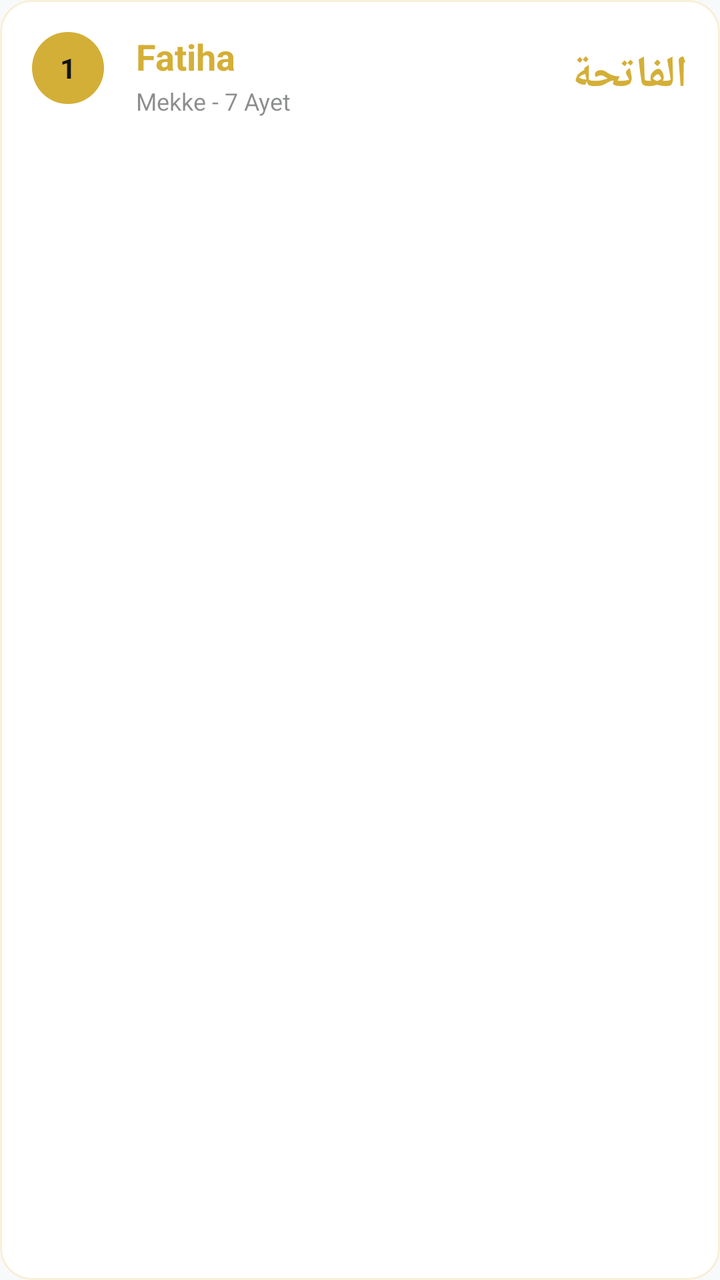
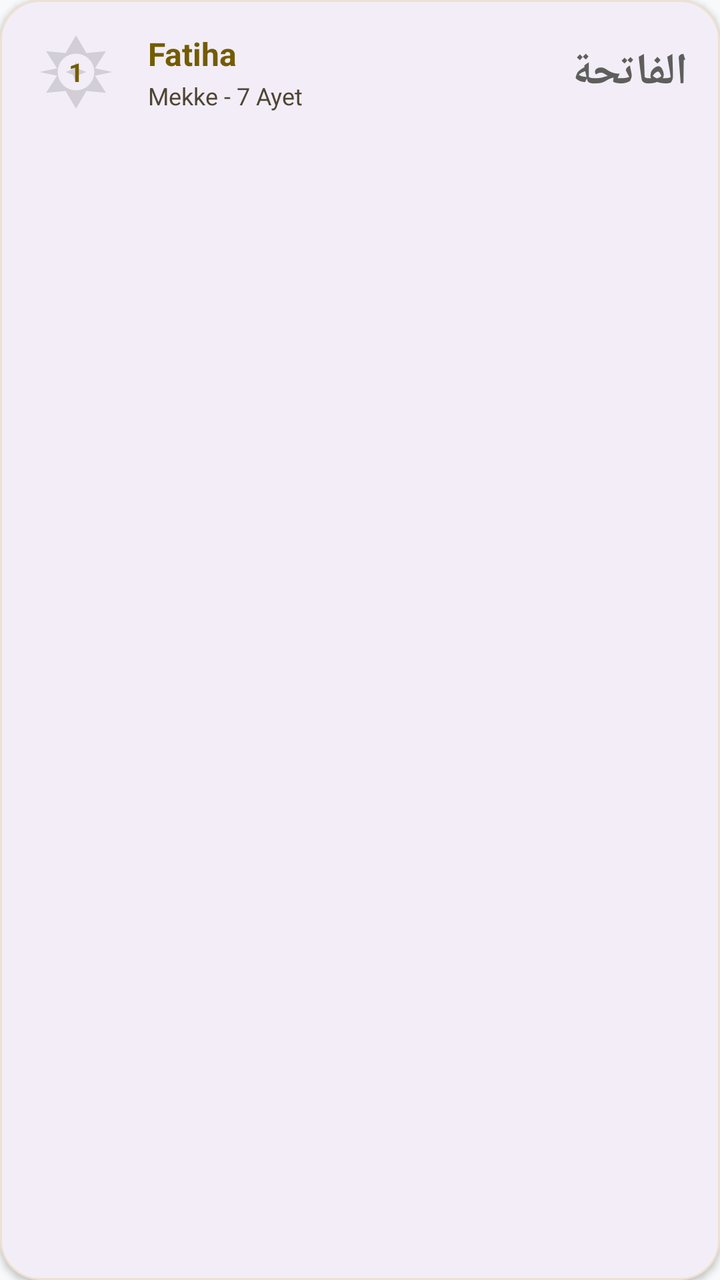

An Android layout rendered at two revisions. The XML below is the earlier revision; the diff shows what the commit changed to produce the second picture.
<!-- AndroidManifest.xml: application theme Theme.Hilalim -->
<!-- res/layout/item_surah.xml -->
<?xml version="1.0" encoding="utf-8"?>
<com.google.android.material.card.MaterialCardView xmlns:android="http://schemas.android.com/apk/res/android"
    xmlns:app="http://schemas.android.com/apk/res-auto"
    android:layout_width="match_parent"
    android:layout_height="wrap_content"
    android:layout_marginHorizontal="20dp"
    android:layout_marginVertical="6dp"
    app:cardBackgroundColor="@color/card_bg"
    app:cardCornerRadius="16dp"
    app:cardElevation="0dp"
    app:strokeColor="@color/card_stroke"
    app:strokeWidth="1dp">

    <RelativeLayout
        android:layout_width="match_parent"
        android:layout_height="wrap_content"
        android:padding="16dp">

        <TextView
            android:id="@+id/surah_id"
            android:layout_width="36dp"
            android:layout_height="36dp"
            android:background="@drawable/bg_index_gold"
            android:gravity="center"
            android:text="1"
            android:textColor="#111415"
            android:textSize="14sp"
            android:textStyle="bold" />

        <TextView
            android:id="@+id/surah_name_tr"
            android:layout_width="wrap_content"
            android:layout_height="wrap_content"
            android:layout_marginStart="16dp"
            android:layout_toEndOf="@id/surah_id"
            android:text="Fatiha"
            android:textColor="@color/gold"
            android:textSize="18sp"
            android:textStyle="bold" />

        <TextView
            android:id="@+id/surah_desc"
            android:layout_width="wrap_content"
            android:layout_height="wrap_content"
            android:layout_below="@id/surah_name_tr"
            android:layout_marginStart="16dp"
            android:layout_marginTop="2dp"
            android:layout_toEndOf="@id/surah_id"
            android:text="Mekke - 7 Ayet"
            android:textColor="@color/text_muted"
            android:textSize="12sp" />

        <TextView
            android:id="@+id/surah_name_ar"
            android:layout_width="wrap_content"
            android:layout_height="wrap_content"
            android:layout_alignParentEnd="true"
            android:layout_centerVertical="true"
            android:text="الفاتحة"
            android:textColor="@color/gold"
            android:textSize="22sp"
            android:textStyle="bold" />
    </RelativeLayout>
</com.google.android.material.card.MaterialCardView>
<!-- resources referenced by this layout -->
<resources>
  <color name="card_bg">@color/white</color>
  <color name="card_stroke">#33D4AF37</color>
  <color name="gold">#D4AF37</color>
  <color name="text_muted">#80191C1D</color>
  <!-- drawable bg_index_gold (drawable) -->
  <?xml version="1.0" encoding="utf-8"?>
  <shape xmlns:android="http://schemas.android.com/apk/res/android"
      android:shape="oval">
      <solid android:color="@color/gold" />
  </shape>
  <style name="Theme.Hilalim" parent="Base.Theme.Hilalim" />
  <color name="white">#FFFFFFFF</color>
  <color name="md_theme_light_primary">#735C00</color>
  <color name="md_theme_light_onPrimary">#FFFFFF</color>
  <color name="md_theme_light_primaryContainer">#D4AF37</color>
  <color name="md_theme_light_onPrimaryContainer">#554300</color>
  <color name="md_theme_light_secondary">#5E5F5C</color>
  <color name="md_theme_light_onSecondary">#FFFFFF</color>
  <color name="md_theme_light_secondaryContainer">#E0E0DC</color>
  <color name="md_theme_light_onSecondaryContainer">#626360</color>
  <color name="md_theme_light_tertiary">#5F5F56</color>
  <color name="md_theme_light_onTertiary">#FFFFFF</color>
  <color name="md_theme_light_tertiaryContainer">#B4B3A8</color>
  <color name="md_theme_light_onTertiaryContainer">#45453D</color>
  <color name="md_theme_light_background">#F8F9FA</color>
  <color name="md_theme_light_surface">#F8F9FA</color>
  <color name="md_theme_light_onSurface">#191C1D</color>
  <color name="md_theme_light_surfaceVariant">#E1E3E4</color>
  <color name="md_theme_light_onSurfaceVariant">#4D4635</color>
  <color name="md_theme_light_outline">#7F7663</color>
  <color name="md_theme_light_inverseSurface">#2E3132</color>
  <color name="md_theme_light_inverseOnSurface">#EFF1F2</color>
  <color name="md_theme_light_error">#BA1A1A</color>
  <color name="md_theme_light_onError">#FFFFFF</color>
  <color name="md_theme_light_errorContainer">#FFDAD6</color>
  <color name="md_theme_light_onErrorContainer">#93000A</color>
  <!-- unchanged entries left out for length: 1 -->
</resources>

<!-- the commit's change to res/layout/item_surah.xml (unified diff, before → after) -->
@@ -4,61 +4,79 @@
     android:layout_width="match_parent"
     android:layout_height="wrap_content"
     android:layout_marginHorizontal="20dp"
-    android:layout_marginVertical="6dp"
-    app:cardBackgroundColor="@color/card_bg"
-    app:cardCornerRadius="16dp"
-    app:cardElevation="0dp"
+    android:layout_marginVertical="5dp"
+    android:clickable="true"
+    android:focusable="true"
+    app:cardBackgroundColor="?attr/colorSurfaceContainer"
+    app:cardCornerRadius="20dp"
+    app:cardElevation="2dp"
     app:strokeColor="@color/card_stroke"
     app:strokeWidth="1dp">
 
-    <RelativeLayout
+    <LinearLayout
         android:layout_width="match_parent"
         android:layout_height="wrap_content"
-        android:padding="16dp">
+        android:gravity="center_vertical"
+        android:orientation="horizontal"
+        android:paddingHorizontal="16dp"
+        android:paddingVertical="14dp">
 
-        <TextView
-            android:id="@+id/surah_id"
-            android:layout_width="36dp"
-            android:layout_height="36dp"
-            android:background="@drawable/bg_index_gold"
-            android:gravity="center"
-            android:text="1"
-            android:textColor="#111415"
-            android:textSize="14sp"
-            android:textStyle="bold" />
+        <FrameLayout
+            android:layout_width="44dp"
+            android:layout_height="44dp">
 
-        <TextView
-            android:id="@+id/surah_name_tr"
-            android:layout_width="wrap_content"
+            <ImageView
+                android:layout_width="44dp"
+                android:layout_height="44dp"
+                android:alpha="0.22"
+                android:contentDescription="@null"
+                android:src="@drawable/ic_diamond"
+                app:tint="?attr/colorSecondary" />
+
+            <TextView
+                android:id="@+id/surah_id"
+                android:layout_width="match_parent"
+                android:layout_height="match_parent"
+                android:gravity="center"
+                android:text="1"
+                android:textColor="?attr/colorPrimary"
+                android:textSize="13sp"
+                android:textStyle="bold" />
+        </FrameLayout>
+
+        <LinearLayout
+            android:layout_width="0dp"
             android:layout_height="wrap_content"
-            android:layout_marginStart="16dp"
-            android:layout_toEndOf="@id/surah_id"
-            android:text="Fatiha"
-            android:textColor="@color/gold"
-            android:textSize="18sp"
-            android:textStyle="bold" />
+            android:layout_marginHorizontal="14dp"
+            android:layout_weight="1"
+            android:orientation="vertical">
 
-        <TextView
-            android:id="@+id/surah_desc"
-            android:layout_width="wrap_content"
-            android:layout_height="wrap_content"
-            android:layout_below="@id/surah_name_tr"
-            android:layout_marginStart="16dp"
-            android:layout_marginTop="2dp"
-            android:layout_toEndOf="@id/surah_id"
-            android:text="Mekke - 7 Ayet"
-            android:textColor="@color/text_muted"
-            android:textSize="12sp" />
+            <TextView
+                android:id="@+id/surah_name_tr"
+                android:layout_width="wrap_content"
+                android:layout_height="wrap_content"
+                android:text="Fatiha"
+                android:textColor="?attr/colorPrimary"
+                android:textSize="16sp"
+                android:textStyle="bold" />
+
+            <TextView
+                android:id="@+id/surah_desc"
+                android:layout_width="wrap_content"
+                android:layout_height="wrap_content"
+                android:layout_marginTop="2dp"
+                android:text="Mekke - 7 Ayet"
+                android:textColor="?attr/colorOnSurfaceVariant"
+                android:textSize="12sp" />
+        </LinearLayout>
 
         <TextView
             android:id="@+id/surah_name_ar"
             android:layout_width="wrap_content"
             android:layout_height="wrap_content"
-            android:layout_alignParentEnd="true"
-            android:layout_centerVertical="true"
             android:text="الفاتحة"
-            android:textColor="@color/gold"
+            android:textColor="?attr/colorSecondary"
             android:textSize="22sp"
             android:textStyle="bold" />
-    </RelativeLayout>
+    </LinearLayout>
 </com.google.android.material.card.MaterialCardView>
<!-- resource entries referenced after the edit -->
@@ -1,17 +1,23 @@
 <!-- resources referenced by this layout -->
 <resources>
-  <color name="card_bg">@color/white</color>
   <color name="card_stroke">#33D4AF37</color>
-  <color name="gold">#D4AF37</color>
-  <color name="text_muted">#80191C1D</color>
-  <!-- drawable bg_index_gold (drawable) -->
-  <?xml version="1.0" encoding="utf-8"?>
-  <shape xmlns:android="http://schemas.android.com/apk/res/android"
-      android:shape="oval">
-      <solid android:color="@color/gold" />
-  </shape>
+  <!-- drawable ic_diamond (drawable) -->
+  <vector xmlns:android="http://schemas.android.com/apk/res/android"
+      android:width="24dp"
+      android:height="24dp"
+      android:viewportWidth="24"
+      android:viewportHeight="24">
+      
+      <path
+          android:fillColor="#FFFFFFFF"
+          android:fillType="evenOdd"
+          android:pathData="M12,2 L14.83,6.83 L20.16,6.34 L17.17,11 L22,12 L17.17,13 L20.16,17.66 L14.83,17.17 L12,22 L9.17,17.17 L3.84,17.66 L6.83,13 L2,12 L6.83,11 L3.84,6.34 L9.17,6.83 Z M12,7 A5,5 0 1,0 12,17 A5,5 0 1,0 12,7 Z" />
+      
+      <path
+          android:fillColor="#FFFFFFFF"
+          android:pathData="M12,9.2 L12.8,11.2 L14.8,12 L12.8,12.8 L12,14.8 L11.2,12.8 L9.2,12 L11.2,11.2 Z" />
+  </vector>
   <style name="Theme.Hilalim" parent="Base.Theme.Hilalim" />
-  <color name="white">#FFFFFFFF</color>
   <color name="md_theme_light_primary">#735C00</color>
   <color name="md_theme_light_onPrimary">#FFFFFF</color>
   <color name="md_theme_light_primaryContainer">#D4AF37</color>
